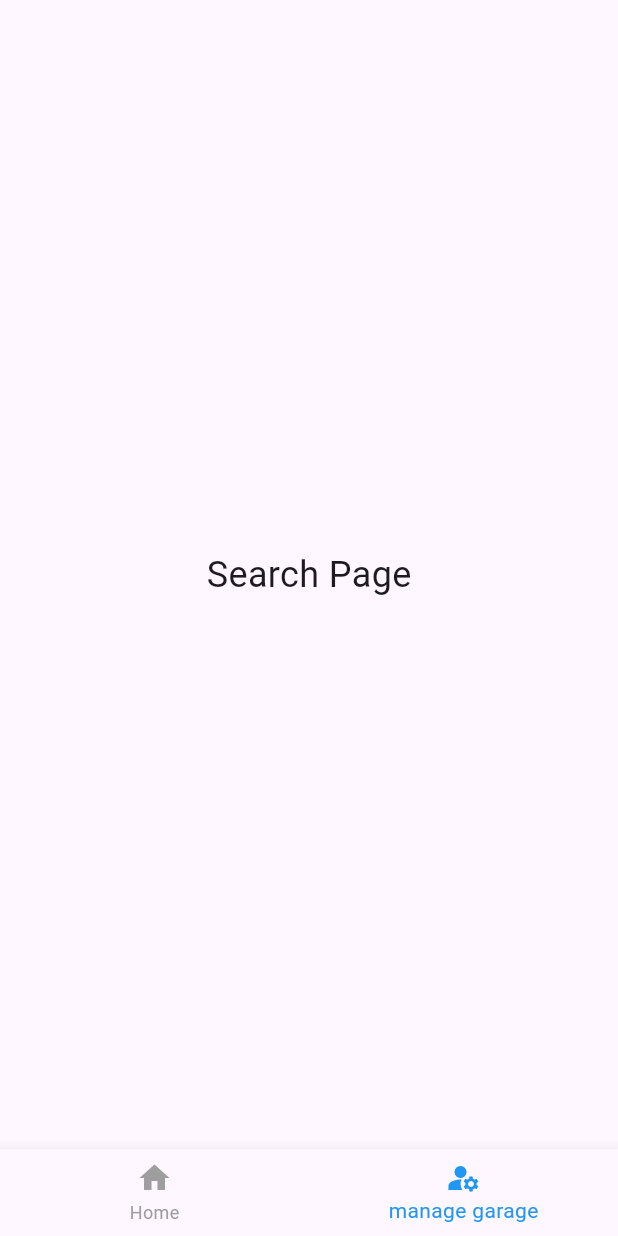
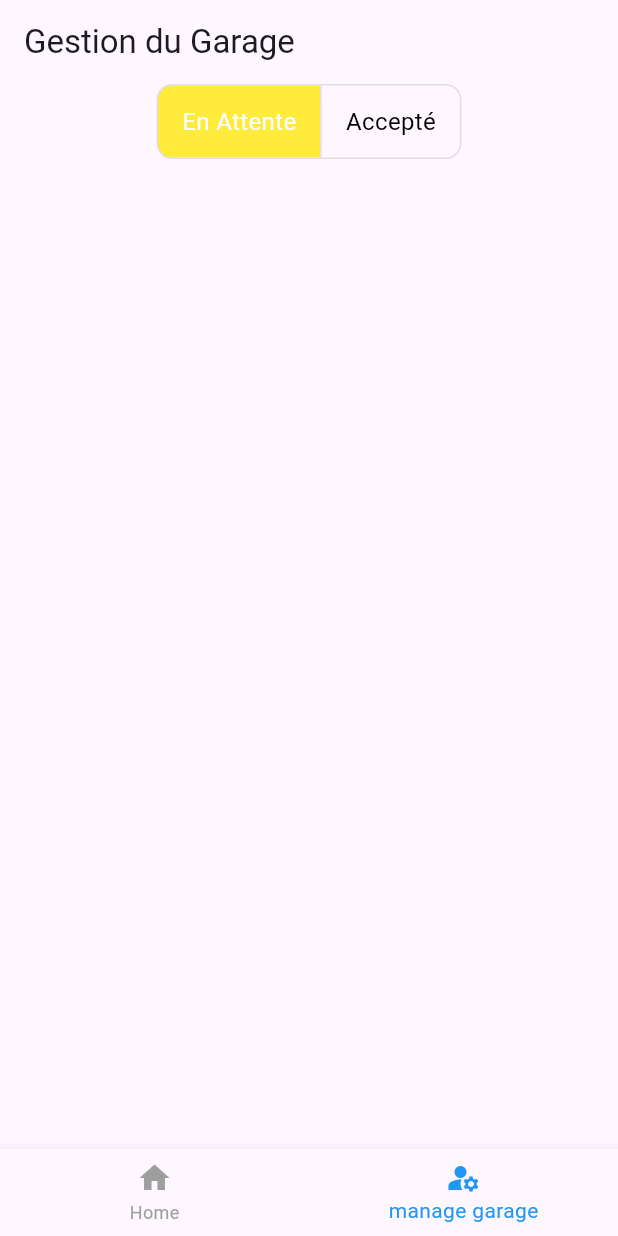
Before and after one commit to bilelhichem/Livestock-Monitoring-System, a Flutter app: the screen it shows after launch, item 2 of the bottom bar chosen, on a phone screen of 412 x 824 dp. Run offline on Flutter 3.47's test engine with Material 3 defaults, Android fonts, the phone set to English and light mode, and no system bars; our stand-ins replace file_picker, get.

Commit message:
AddMangerGarag

```diff
--- /dev/null
+++ b/lib/controlers/ToggleController.dart
@@ -0,0 +1,16 @@
+import 'package:get/get.dart';
+import 'package:flutter/material.dart';
+
+
+class ToggleController extends GetxController {
+
+
+  var selectedStates = [true, false].obs;
+
+
+  void toggle(int index) {
+    for (int i = 0; i < selectedStates.length; i++) {
+      selectedStates[i] = (i == index);
+    }
+  }
+}
--- a/lib/view/HomePage.dart
+++ b/lib/view/HomePage.dart
@@ -1,3 +1,4 @@
+import 'package:admin_mag_poul/view/ManageGarage.dart';
 import 'package:flutter/material.dart';
 import 'package:get/get.dart';
 import 'Add_Pr.dart';
@@ -17,7 +18,7 @@ class _HomePageState extends State<HomePage> {
   // List of widgets for different tabs
   final List<Widget> _pages = [
     GarageFormView(),
-    Center(child: Text('Search Page', style: TextStyle(fontSize: 24))),
+    ManageGarage()
 
   ];
 
--- /dev/null
+++ b/lib/view/ManageGarage.dart
@@ -0,0 +1,53 @@
+import 'package:flutter/material.dart';
+import 'package:get/get.dart';
+import 'package:admin_mag_poul/controlers/ToggleController.dart';
+
+// Vue principale
+class ManageGarage extends StatelessWidget {
+  const ManageGarage({super.key});
+
+  @override
+  Widget build(BuildContext context) {
+    // Initialisation du contrôleur
+    final ToggleController controller = Get.put(ToggleController());
+
+    return Scaffold(
+      appBar: AppBar(
+        title: const Text("Gestion du Garage"),
+      ),
+      body: Center(
+        child: Column(
+          children: [
+            // ToggleButtons avec GetX
+            Obx(() => ToggleButtons(
+              isSelected: controller.selectedStates,
+              onPressed: (index) {
+                controller.toggle(index);
+              },
+              color: Colors.black, // Couleur du texte non sélectionné
+              selectedColor: Colors.white, // Couleur du texte sélectionné
+              fillColor: controller.selectedStates[1]
+                  ? Colors.green // Si "Accepté" est actif, vert
+                  : Colors.yellow, // Sinon, jaune
+              borderRadius: BorderRadius.circular(10), // Coins arrondis
+              children: const [
+                Padding(
+                  padding: EdgeInsets.symmetric(horizontal: 16),
+                  child: Text('En Attente', style: TextStyle(fontSize: 16)),
+                ),
+                Padding(
+                  padding: EdgeInsets.symmetric(horizontal: 16),
+                  child: Text('Accepté', style: TextStyle(fontSize: 16)),
+                ),
+              ],
+            )),
+
+
+
+
+          ],
+        ),
+      ),
+    );
+  }
+}
```
Also changed, not shown: lib/view/Add_Pr.dart (+18 -1 lines), lib/widget/FileInputField.dart (+11 -0 lines), 7 other files.
